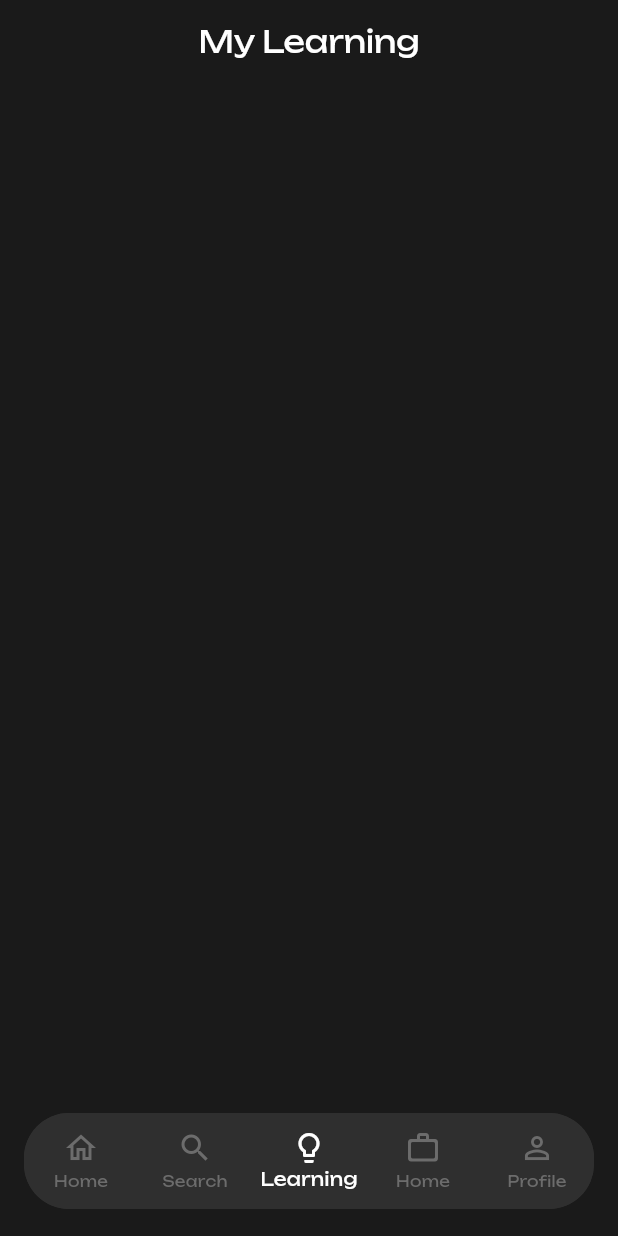
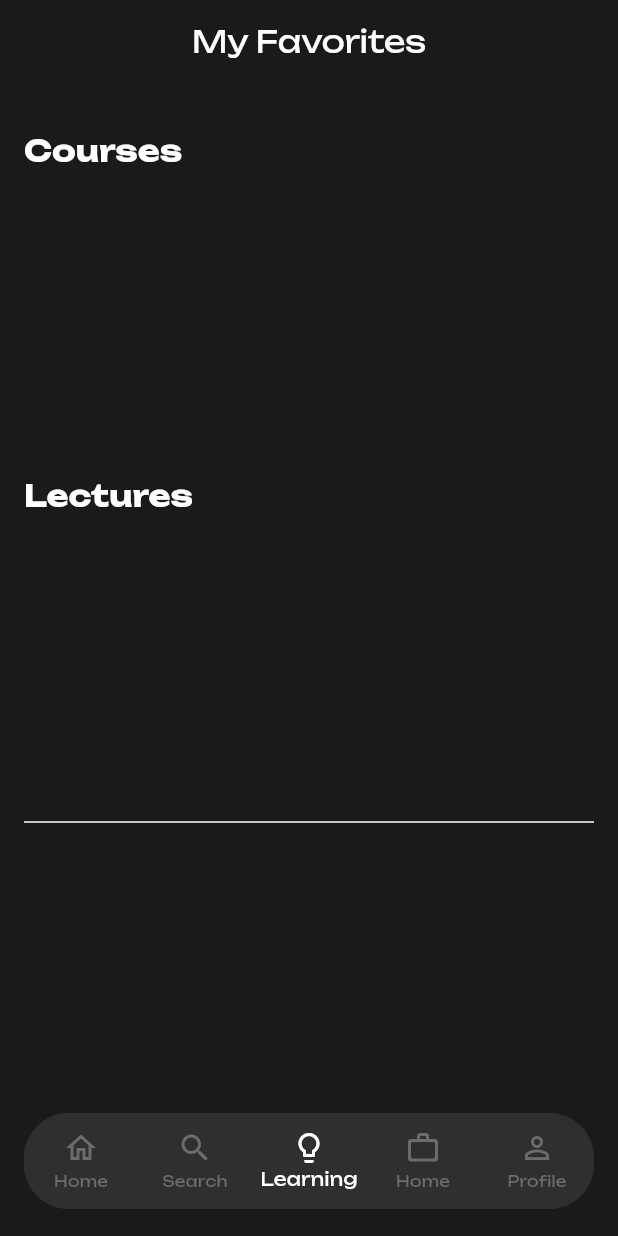
Before and after one commit to black-coda/praktika, a Flutter app: the screen it shows once a user with an empty profile is signed in, item 3 of the bottom bar chosen, on a phone screen of 412 x 824 dp. Run offline on Flutter 3.47's test engine with Material 3 defaults, Android fonts, the light colour scheme and no system bars; our stand-ins replace flutter_riverpod, freezed_annotation, go_router, google_fonts, shimmer, supabase_flutter; accounts and stored records are empty; network calls fail.

Commit message:
refactor: category filter functionality, my learning UI

```diff
--- a/lib/app/view/widgets/video_card.dart
+++ b/lib/app/view/widgets/video_card.dart
@@ -71,7 +71,7 @@ class VideoCard extends StatelessWidget {
                         const Icon(Icons.favorite_border_outlined, size: 20)
                       ],
                     ),
-
+            //? price widget
                     Positioned(
                       bottom: 35,
                       left: 0,
@@ -116,7 +116,7 @@ class VideoCard extends StatelessWidget {
                       ),
                     ),
 
-                    // price, tags,
+                    //? price, tags,
                     Align(
                       alignment: Alignment.bottomRight,
                       widthFactor: 0,
--- a/lib/authentication/view/login_view.dart
+++ b/lib/authentication/view/login_view.dart
@@ -117,7 +117,7 @@ class _LoginViewState extends ConsumerState<LoginView>
                     height: MediaQuery.sizeOf(context).height * 0.1,
                   ),
                   SizedBox(
-                    height: 48,
+                    height: 56,
                     width: double.infinity,
                     child: ElevatedButton(
                         onPressed: () async {
@@ -150,6 +150,7 @@ class _LoginViewState extends ConsumerState<LoginView>
                         child: const Text("Log in")),
                   ),
                   SizedBox(height: MediaQuery.sizeOf(context).height * 0.2),
+                  //? sign up
                   GestureDetector(
                     onTap: () {
                       Navigator.pushNamed(context, RouterManager.registerRoute);
--- a/lib/video/controller/videos_controller.dart
+++ b/lib/video/controller/videos_controller.dart
@@ -118,20 +118,24 @@ final filterVideoProvider = StateProvider<VideoType>(
 );
 
 /// A provider to filter and return only videos of type `course`.
-final courseVideoProvider = Provider<List<Video>>((ref) {
-  final videos = ref.watch(categoryFilterProvider);
+final courseVideoProvider =
+    Provider.family<List<Video>, AlwaysAliveProviderBase<List<Video>>>(
+        (ref, videoListProvider) {
+  final videos = ref.watch(videoListProvider);
   return videos.where((video) => video.videoType == VideoType.course).toList();
 });
 
 /// A provider to filter and return only videos of type `lecture`.
-final lectureVideoProvider = Provider<List<Video>>((ref) {
-  final videos = ref.watch(categoryFilterProvider);
+final lectureVideoProvider =
+    Provider.family<List<Video>, AlwaysAliveProviderBase<List<Video>>>(
+        (ref, videoListProvider) {
+  final videos = ref.watch(videoListProvider);
   return videos.where((video) => video.videoType == VideoType.lecture).toList();
 });
 
-///* A provider to fetch videos with rating greater than 3
+///TODO: A provider to fetch videos with rating greater than 3
 
-/// A future provider to fetch the list of videos from the database asynchronously.
+///* A future provider to fetch the list of videos from the database asynchronously.
 final videosFutureProvider = FutureProvider<List<Video>>((ref) async {
   final videos =
       await ref.watch(videoListProvider.notifier).fetchVideosFromDB();
@@ -139,7 +143,8 @@ final videosFutureProvider = FutureProvider<List<Video>>((ref) async {
 });
 
 //? check for is favorite
-final isFavoriteVideosProvider = Provider<List<Video>>((ref) {
+final favoriteVideosProvider = Provider<List<Video>>((ref) {
+  //? makes reference to the videos provider from the StateNotifier
   final videos = ref.watch(videoListProvider);
   return videos.where((video) => video.isFavorite).toList();
 });
@@ -152,9 +157,6 @@ final categoryStateProvider = StateProvider<String?>(
 
 final categoryFilterProvider = Provider<List<Video>>((ref) {
   final category = ref.watch(categoryStateProvider);
-  print("category filter: ${ref.watch(categoryStateProvider.notifier).state}");
-  log(ref.watch(categoryStateProvider.notifier).state.toString(),
-      name: "category filter");
 
   final videos = ref.watch(videoListProvider);
 
--- a/lib/video/view/courses_view.dart
+++ b/lib/video/view/courses_view.dart
@@ -73,7 +73,7 @@ class CourseDetailView extends ConsumerWidget {
                   const Spacer(),
                   IconButton(
                     onPressed: () async {
-                      final isFav = ref.watch(isFavoriteVideosProvider);
+                      final isFav = ref.watch(favoriteVideosProvider);
                       isFav.contains(video!)
                           ? ref
                               .watch(videoListProvider.notifier)
@@ -90,7 +90,7 @@ class CourseDetailView extends ConsumerWidget {
                       builder: (context, ref, child) {
                         ref.watch(videoListProvider);
                         return Icon(
-                          ref.watch(isFavoriteVideosProvider).contains(video!)
+                          ref.watch(favoriteVideosProvider).contains(video!)
                               ? Icons.bookmark
                               : Icons.bookmark_border,
                           color: Colors.white,
--- a/lib/video/view/my_learning_view.dart
+++ b/lib/video/view/my_learning_view.dart
@@ -2,6 +2,7 @@ import 'dart:developer';
 
 import 'package:flutter/material.dart';
 import 'package:flutter_riverpod/flutter_riverpod.dart';
+import 'package:myapp/app/view/widgets/header.dart';
 import 'package:myapp/app/view/widgets/video_card.dart';
 import 'package:myapp/utils/constant/constant.dart';
 import 'package:myapp/video/controller/videos_controller.dart';
@@ -11,15 +12,41 @@ class MyLearning extends ConsumerWidget {
 
   @override
   Widget build(BuildContext context, WidgetRef ref) {
-    final video = ref.watch(isFavoriteVideosProvider);
+    final video = ref.watch(favoriteVideosProvider);
     return CustomScrollView(
       slivers: <Widget>[
         SliverAppBar(
           centerTitle: true,
           title: Text(
-            'My Learning',
+            'My Favorites',
             style: Theme.of(context).textTheme.headlineSmall?.copyWith(
                 color: Colors.white, fontSize: 20, fontWeight: FontWeight.w400),
+          ),
+        ),
+        SliverToBoxAdapter(
+          child: Padding(
+            padding: Constant.scaffoldPadding,
+            child: Column(
+              crossAxisAlignment: CrossAxisAlignment.start,
+              children: [
+                const HeaderWidget("Courses"),
+                VideoCard(
+                  videosList:
+                      ref.watch(courseVideoProvider(favoriteVideosProvider)),
+                ),
+                SpacerConstant.sizedBox20,
+                const HeaderWidget("Lectures"),
+                VideoCard(
+                  videosList:
+                      ref.watch(lectureVideoProvider(favoriteVideosProvider)),
+                ),
+                const SizedBox(height: 12),
+                const Divider(
+                  color: Colors.white,
+                  thickness: 1,
+                ),
+              ],
+            ),
           ),
         ),
         SliverPadding(
```
Also changed, not shown: lib/app/view/screens/dashboard_screen.dart (+16 -13 lines), lib/app/view/widgets/chip.dart (+7 -5 lines), lib/video/model/video_model.dart (+32 -0 lines).
